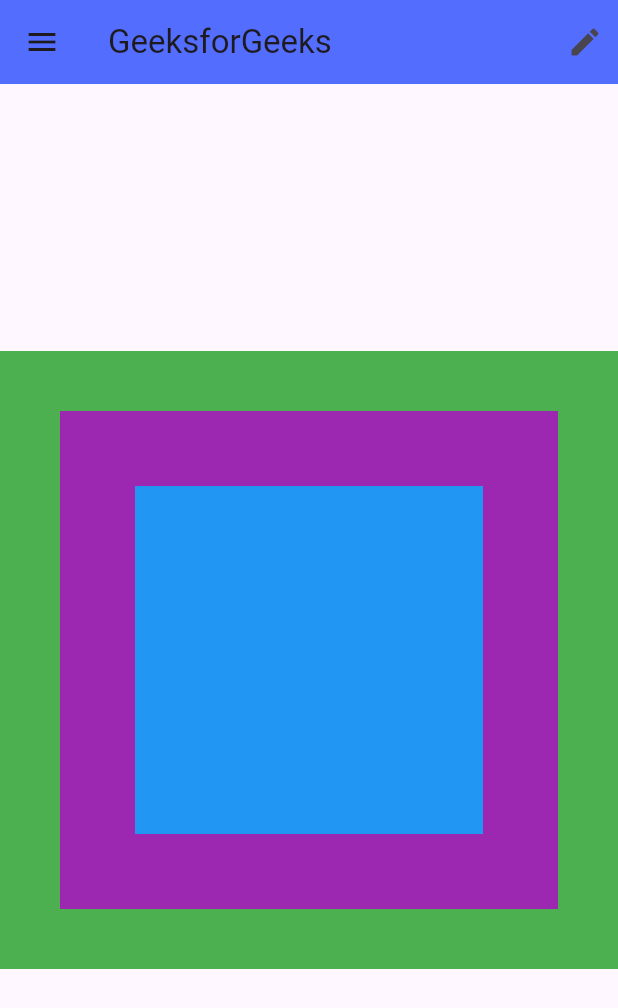
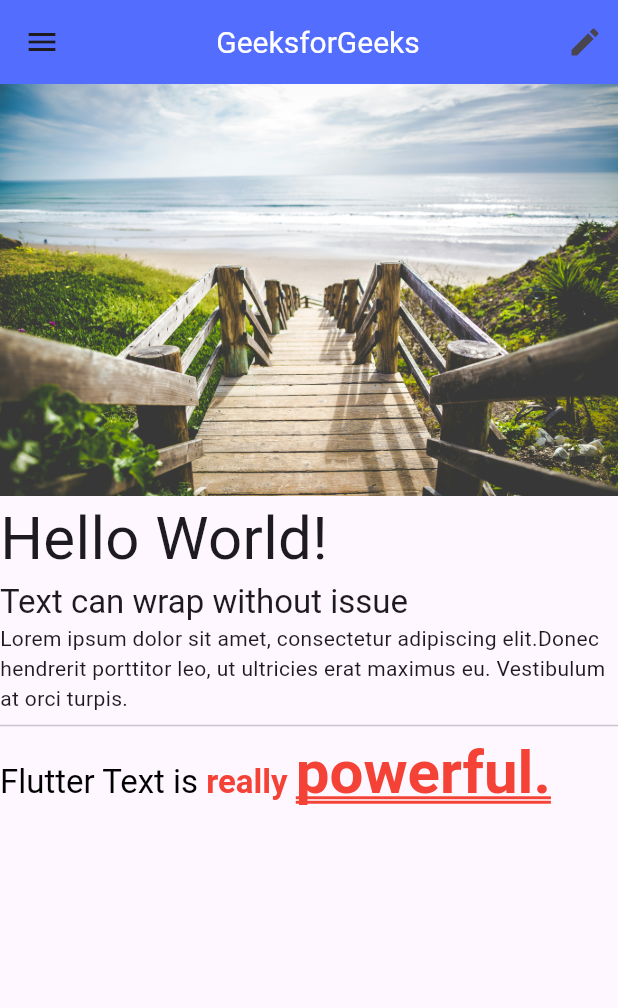
Before and after one commit to AdrianCR08/exploredart, a Flutter app: the screen it shows after launch, on a phone screen of 412 x 824 dp. Shown: the top 1008 px of the screen. Run offline on Flutter 3.47's test engine with Material 3 defaults, Android fonts, the phone set to English and light mode, and no system bars; our stand-ins replace google_fonts.

Commit message:
Basic layout widgets leason complete

```diff
--- a/lib/basic_screen.dart
+++ b/lib/basic_screen.dart
@@ -1,6 +1,5 @@
-import 'package:exploredart/immutable_widget.dart';
+import 'package:exploredart/text_layout.dart';
 import 'package:flutter/material.dart';
-import 'immutable_widget.dart';
 
 class BasicScreen extends StatelessWidget {
   const BasicScreen({super.key});
@@ -11,7 +10,12 @@ class BasicScreen extends StatelessWidget {
       home: Scaffold(
         appBar: AppBar(
           backgroundColor: Colors.indigoAccent,
-          title: const Text('GeeksforGeeks'),
+          title: const Center(
+            child: Text(
+              'GeeksforGeeks',
+              style: TextStyle(fontSize: 20, color: Colors.white),
+            ),
+          ),
           actions: const <Widget>[
             Padding(
               padding: EdgeInsets.all(10.0),
@@ -22,16 +26,17 @@ class BasicScreen extends StatelessWidget {
         drawer: Drawer(
           child: Container(
             color: Colors.lightBlue,
-            child: Center(
+            child: const Center(
               child: Text("I'm a drawer!"),
             ),
           ),
         ),
-        body: const Center(
-          child: AspectRatio(
-            aspectRatio: 1.0,
-            child: ImmutableWidget(),
-          ),
+        body: Column(
+          crossAxisAlignment: CrossAxisAlignment.start,
+          children: <Widget>[
+            Image.asset('assets/images/beach.jpg'),
+            const TextLayout(),
+          ],
         ),
       ),
     );
--- a/lib/main.dart
+++ b/lib/main.dart
@@ -1,6 +1,5 @@
 import 'package:exploredart/basic_screen.dart';
 import 'package:flutter/material.dart';
-import 'immutable_widget.dart';
 
 void main(){
   runApp(StaticApp());
--- /dev/null
+++ b/lib/text_layout.dart
@@ -0,0 +1,47 @@
+import 'package:flutter/material.dart';
+import 'package:google_fonts/google_fonts.dart';
+
+class TextLayout extends StatelessWidget {
+  const TextLayout({super.key});
+
+  @override
+  Widget build(BuildContext context) {
+    return Column(
+      crossAxisAlignment: CrossAxisAlignment.start,
+      children: <Widget>[
+        Text('Hello World!', style: GoogleFonts.leckerliOne(fontSize: 40),),
+        Text('Text can wrap without issue',
+            style: Theme.of(context).textTheme.titleLarge),
+        // Make sure the Text below is all in one line :
+        Text(
+          'Lorem ipsum dolor sit amet, consectetur adipiscing elit.'
+          'Donec hendrerit porttitor leo, ut ultricies erat maximus eu. '
+          'Vestibulum at orci turpis.',
+          style: Theme.of(context).textTheme.bodyMedium,
+        ),
+        Divider(),
+        RichText(
+            text: const TextSpan(
+                text: 'Flutter Text is ',
+                style: TextStyle(fontSize: 22, color: Colors.black),
+                children: <TextSpan>[
+              TextSpan(
+                  text: 'really ',
+                  style: TextStyle(
+                    fontWeight: FontWeight.bold,
+                    color: Colors.red,
+                  ),
+                  children: [
+                    TextSpan(
+                        text: 'powerful.',
+                        style: TextStyle(
+                          decoration: TextDecoration.underline,
+                          decorationStyle: TextDecorationStyle.double,
+                          fontSize: 40,
+                        ))
+                  ])
+            ]))
+      ],
+    );
+  }
+}
```
Also changed, not shown: lib/immutable_widget.dart (+51 -9 lines), pubspec.yaml (+6 -4 lines), assets/images/beach.jpg (added), pubspec.lock, 3 other files.
